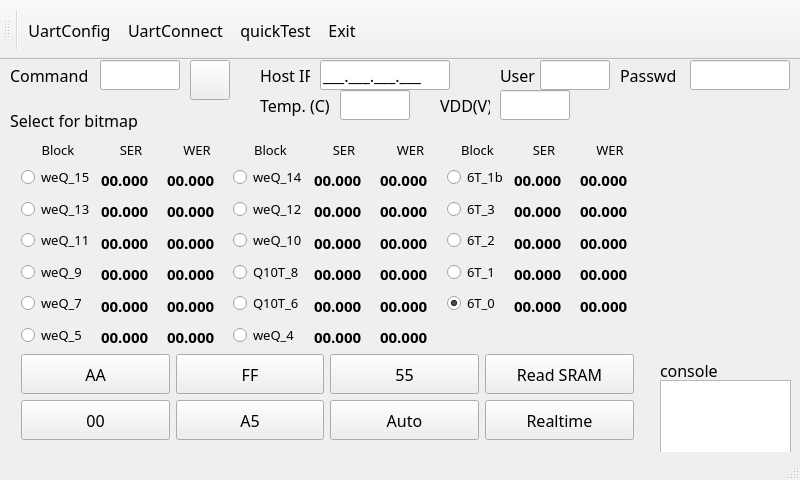
The window that mainwindow.ui (trangjackie/q12t_qt) describes before a commit, drawn with Qt 5.
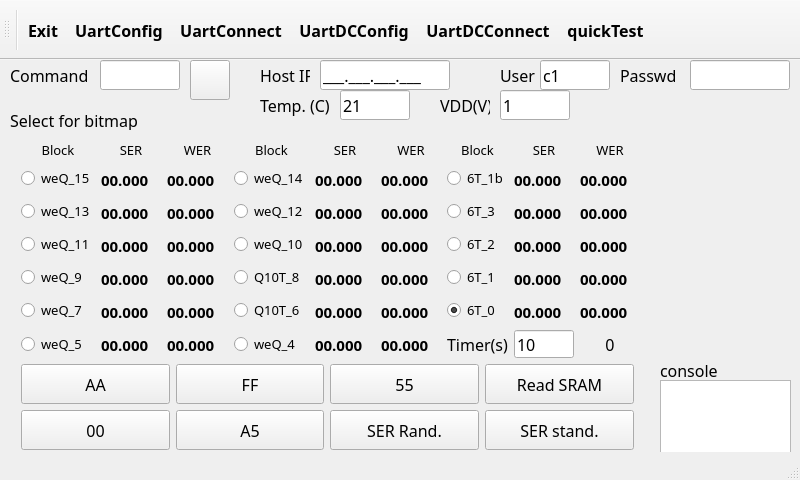
The same window after the commit. Icons and pictures are not drawn.

Patch:
```diff
--- a/mainwindow.ui
+++ b/mainwindow.ui
@@ -87,6 +87,9 @@
       <height>30</height>
      </rect>
     </property>
+    <property name="text">
+     <string>c1</string>
+    </property>
    </widget>
    <widget class="QLineEdit" name="lineEdit_host_passwd">
     <property name="geometry">
@@ -172,7 +175,7 @@
       <x>10</x>
       <y>70</y>
       <width>641</width>
-      <height>321</height>
+      <height>331</height>
      </rect>
     </property>
     <layout class="QGridLayout" name="gridLayout">
@@ -1490,6 +1493,39 @@
          </property>
         </widget>
        </item>
+       <item row="6" column="7">
+        <widget class="QLabel" name="label_18">
+         <property name="text">
+          <string>Timer(s)</string>
+         </property>
+         <property name="alignment">
+          <set>Qt::AlignCenter</set>
+         </property>
+        </widget>
+       </item>
+       <item row="6" column="9">
+        <widget class="QLabel" name="label_SER_counted_test">
+         <property name="text">
+          <string>0</string>
+         </property>
+         <property name="alignment">
+          <set>Qt::AlignCenter</set>
+         </property>
+        </widget>
+       </item>
+       <item row="6" column="8">
+        <widget class="QLineEdit" name="lineEdit_timer">
+         <property name="maximumSize">
+          <size>
+           <width>60</width>
+           <height>16777215</height>
+          </size>
+         </property>
+         <property name="text">
+          <string>10</string>
+         </property>
+        </widget>
+       </item>
       </layout>
      </item>
      <item row="3" column="1">
@@ -1690,7 +1726,7 @@
           </size>
          </property>
          <property name="text">
-          <string>Auto</string>
+          <string>SER Rand.</string>
          </property>
          <property name="icon">
           <iconset resource="icons/icons.qrc">
@@ -1727,7 +1763,7 @@
         </size>
        </property>
        <property name="text">
-        <string>Realtime</string>
+        <string>SER stand.</string>
        </property>
        <property name="icon">
         <iconset resource="icons/icons.qrc">
@@ -1775,7 +1811,7 @@
       <x>660</x>
       <y>40</y>
       <width>128</width>
-      <height>256</height>
+      <height>259</height>
      </rect>
     </property>
     <property name="text">
@@ -1797,6 +1833,9 @@
       <height>30</height>
      </rect>
     </property>
+    <property name="text">
+     <string>21</string>
+    </property>
    </widget>
    <widget class="QLabel" name="label_4">
     <property name="geometry">
@@ -1833,6 +1872,9 @@
       <height>30</height>
      </rect>
     </property>
+    <property name="text">
+     <string>1</string>
+    </property>
    </widget>
   </widget>
   <widget class="QToolBar" name="mainToolBar">
@@ -1860,6 +1902,12 @@
      <height>0</height>
     </size>
    </property>
+   <property name="font">
+    <font>
+     <weight>75</weight>
+     <bold>true</bold>
+    </font>
+   </property>
    <attribute name="toolBarArea">
     <enum>TopToolBarArea</enum>
    </attribute>
@@ -1867,10 +1915,12 @@
     <bool>false</bool>
    </attribute>
    <addaction name="separator"/>
+   <addaction name="actionExit"/>
    <addaction name="actionUartConfig"/>
    <addaction name="actionUartConnect"/>
+   <addaction name="actionUartConfig_2"/>
+   <addaction name="actionUartDCConnect"/>
    <addaction name="actionQuickTest"/>
-   <addaction name="actionExit"/>
   </widget>
   <widget class="QStatusBar" name="statusBar"/>
   <action name="actionExit">
@@ -1925,6 +1975,33 @@
     <string>Send a test char to serial port</string>
    </property>
   </action>
+  <action name="actionUartConfig_2">
+   <property name="icon">
+    <iconset resource="icons/icons.qrc">
+     <normaloff>:/new/prefix1/wmtweaks.svg</normaloff>:/new/prefix1/wmtweaks.svg</iconset>
+   </property>
+   <property name="text">
+    <string>UartDCConfig</string>
+   </property>
+   <property name="toolTip">
+    <string>Config UART port for DC Power</string>
+   </property>
+  </action>
+  <action name="actionUartDCConnect">
+   <property name="checkable">
+    <bool>true</bool>
+   </property>
+   <property name="icon">
+    <iconset resource="icons/icons.qrc">
+     <normaloff>:/new/prefix1/gtk-disconnect.png</normaloff>:/new/prefix1/gtk-disconnect.png</iconset>
+   </property>
+   <property name="text">
+    <string>UartDCConnect</string>
+   </property>
+   <property name="toolTip">
+    <string>Connect UART for DC power control</string>
+   </property>
+  </action>
  </widget>
  <layoutdefault spacing="6" margin="11"/>
  <resources>
```
Left out of the diff: 11 changed lines with no effect on the pictures.
